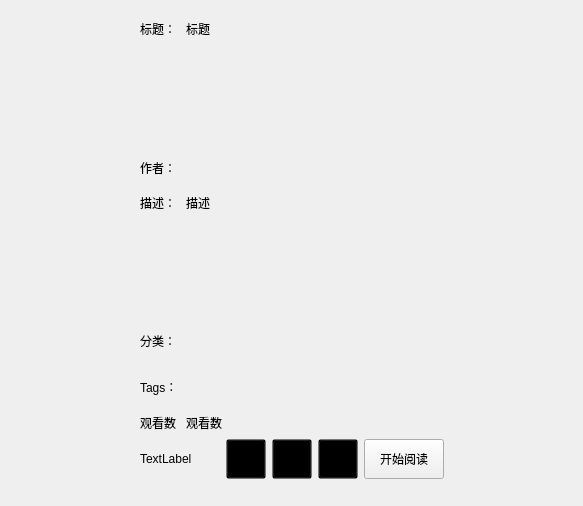
This is ui/bookinfo.ui in tonquer/picacg-qt as Qt 5 draws it before an edit; both pictures show x 126 to 709 and y 0 to 506 of the 709 by 963 pixel window. The edited form follows.
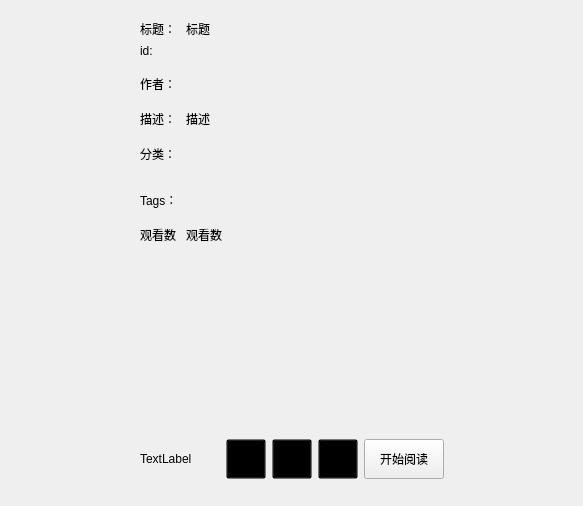
This is the edited form. The open tabs and pages were chosen to show the change. Custom widgets are drawn as their Qt base class.

```diff
--- a/ui/bookinfo.ui
+++ b/ui/bookinfo.ui
@@ -71,6 +71,30 @@
                    </item>
                   </layout>
                  </item>
+                 <item>
+                  <layout class="QHBoxLayout" name="horizontalLayout_8">
+                   <item>
+                    <widget class="QLabel" name="label_6">
+                     <property name="maximumSize">
+                      <size>
+                       <width>40</width>
+                       <height>16777215</height>
+                      </size>
+                     </property>
+                     <property name="text">
+                      <string>id:</string>
+                     </property>
+                    </widget>
+                   </item>
+                   <item>
+                    <widget class="QLabel" name="idLabel">
+                     <property name="text">
+                      <string/>
+                     </property>
+                    </widget>
+                   </item>
+                  </layout>
+                 </item>
                  <item>
                   <layout class="QHBoxLayout" name="horizontalLayout_4">
                    <item>
@@ -288,6 +312,19 @@
                    </item>
                   </layout>
                  </item>
+                 <item>
+                  <spacer name="verticalSpacer">
+                   <property name="orientation">
+                    <enum>Qt::Vertical</enum>
+                   </property>
+                   <property name="sizeHint" stdset="0">
+                    <size>
+                     <width>20</width>
+                     <height>40</height>
+                    </size>
+                   </property>
+                  </spacer>
+                 </item>
                  <item>
                   <layout class="QHBoxLayout" name="horizontalLayout_2">
                    <item>
```
Left out of the diff: 2 changed lines with no effect on the pictures.
